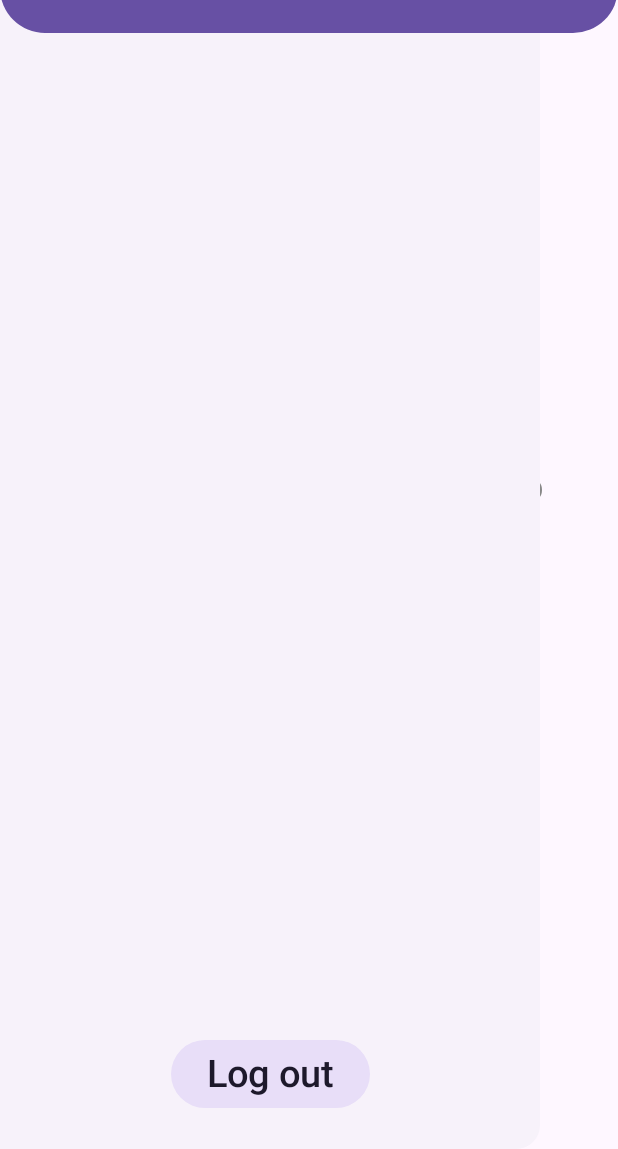
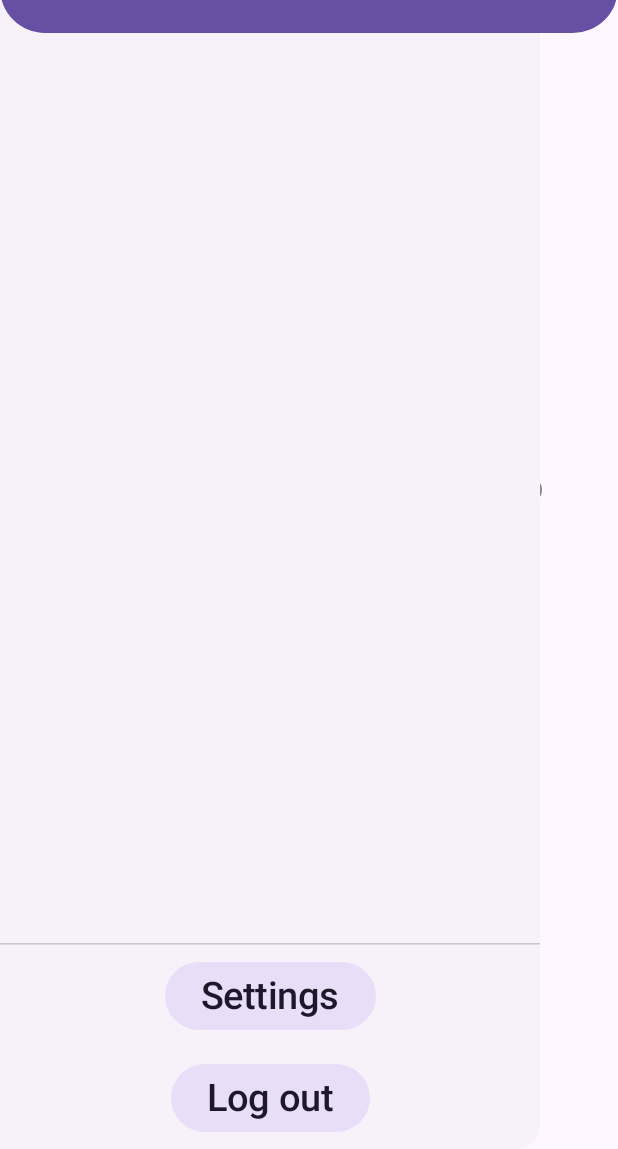
Before and after one commit to JakJaj/List-It, an Android app built with Jetpack Compose: the ListsActivity screen opened directly, with no data from a screen before it, after a tap on "Home", on a phone screen of 412 x 824 dp, the part 87-1236 px from its top. Run offline under Robolectric (Android 15) with nearby library versions, the phone set to English and light mode, and no system bars; our stand-ins replace Firebase (no records; nobody signed in at launch, a user with empty details on screens opened directly).

Commit message:
add HorizontalDivider and Settings button

```diff
--- a/app/src/main/java/com/mjkj/listit/Composable/UI.kt
+++ b/app/src/main/java/com/mjkj/listit/Composable/UI.kt
@@ -435,14 +435,16 @@ fun DropdownMenuBox(items: Array<String>): String {
 fun NavDrawer(parentActivity: Activity, listOfLists: List<List<String>>) {
     ModalDrawerSheet() {
         Column(
-            modifier = Modifier.fillMaxSize()
+            modifier = Modifier.fillMaxSize(),
+            verticalArrangement = Arrangement.Bottom,
+            horizontalAlignment = Alignment.CenterHorizontally
         ) {
             // Top section with the text "List it"
             Spacer(modifier = Modifier.height(100.dp))
             // Middle section with ListView
             LazyColumn(
                 modifier = Modifier.weight(1f)
-            ){
+            ) {
                 items(listOfLists.size) { i ->
                     NavDrawerItem(
                         title = listOfLists[i][0],
@@ -452,11 +454,22 @@ fun NavDrawer(parentActivity: Activity, listOfLists: List<List<String>>) {
                     )
                 }
             }
-            // Bottom section with the text "Log out"
+            // Bottom section with buttons
+            HorizontalDivider()
             Box(
                 modifier = Modifier
                     .fillMaxWidth()
-                    .height(100.dp),
+                    .padding(vertical = 10.dp),
+                contentAlignment = Alignment.Center
+            ) {
+                ButtonTonalFilled(label = "Settings") {
+                    //TODO: Implement settings
+                }
+            }
+            Box(
+                modifier = Modifier
+                    .fillMaxWidth()
+                    .padding(vertical = 10.dp),
                 contentAlignment = Alignment.Center
             ) {
                 ButtonTonalFilled(label = "Log out") {
@@ -470,6 +483,8 @@ fun NavDrawer(parentActivity: Activity, listOfLists: List<List<String>>) {
         }
     }
 }
+
+
 
 @Composable
 fun ListItem(title: String, description: String, color: String, context: Context) {
```
